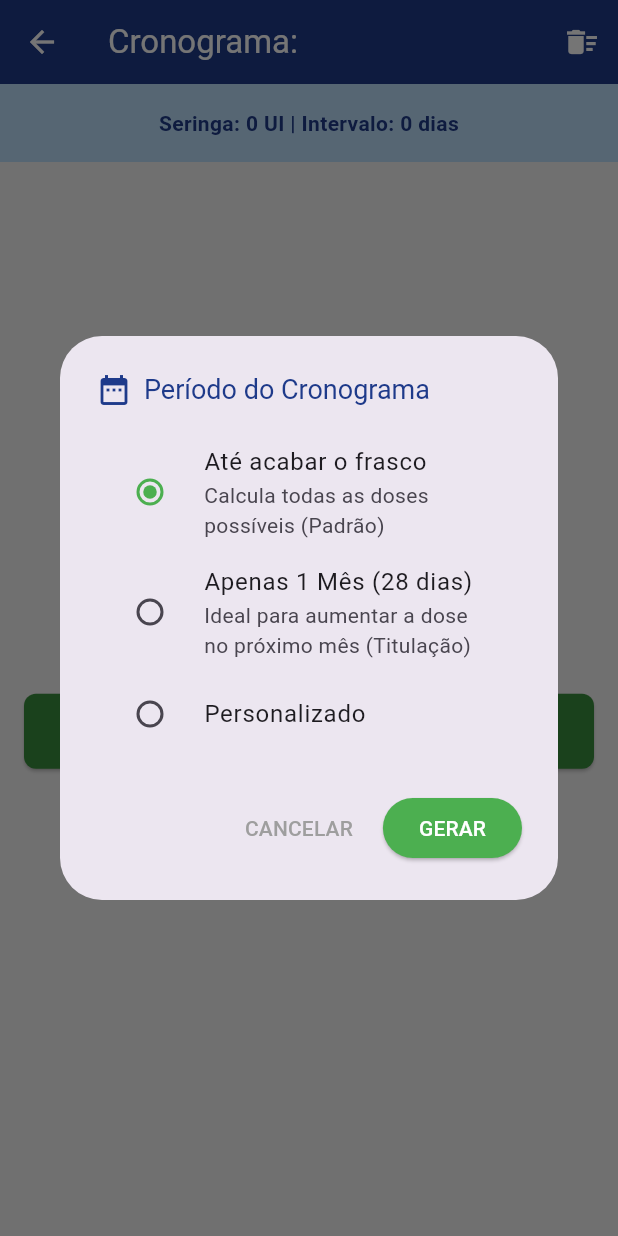
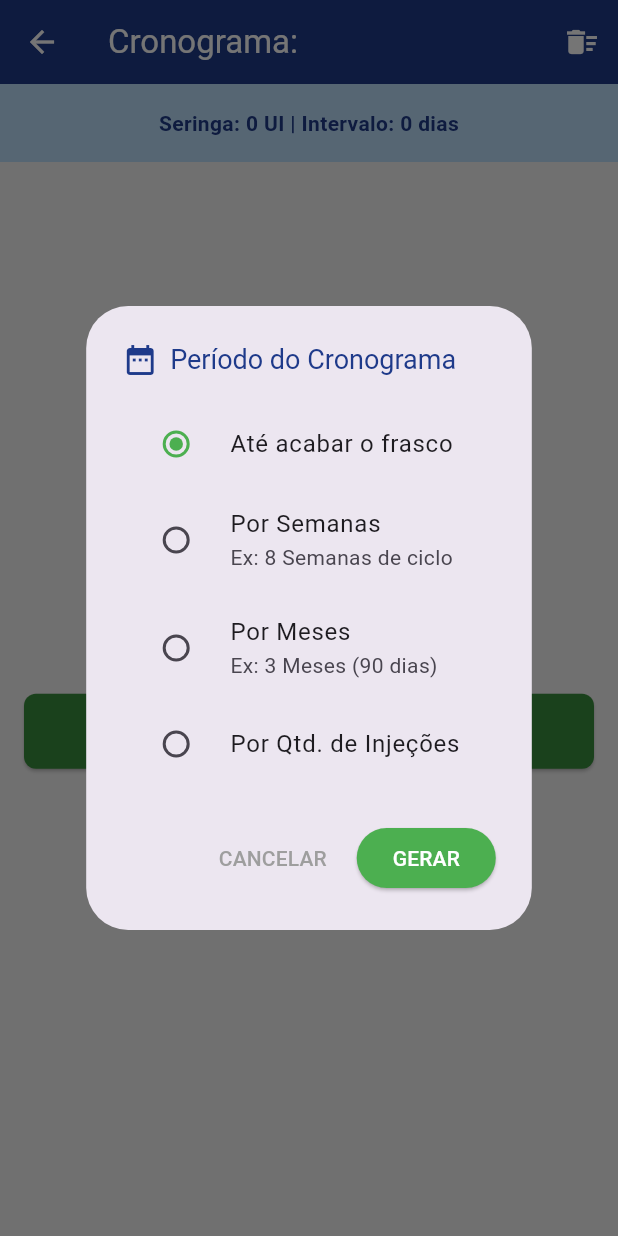
Before and after one commit to CodeVibeStudio/controle_injetaveis, a Flutter app: the CronogramaEcra screen opened directly with empty values, after a tap on "GERAR CRONOGRAMA", on a phone screen of 412 x 824 dp. Run offline on Flutter 3.47's test engine with Material 3 defaults, Android fonts, the phone set to English and light mode, and no system bars; our stand-ins replace flutter_local_notifications, flutter_timezone, supabase_flutter, timezone; accounts and stored records are empty.

Commit message:
Alteração dos ciclos para semanas e meses

```diff
--- a/lib/main.dart
+++ b/lib/main.dart
@@ -3049,7 +3049,7 @@ class _CronogramaEcraState extends State<CronogramaEcra> {
   }
 
   Future<void> _abrirDialogoGeracao() async {
-    int opcaoSelecionada = 0; // 0 = Tudo, 1 = 1 Mês, 2 = Personalizado
+    int opcaoSelecionada = 0; // 0=Tudo, 1=Semanas, 2=Meses, 3=Injeções
     final TextEditingController customCtrl = TextEditingController();
 
     // Captura o intervalo de dias do medicamento atual
@@ -3072,40 +3072,53 @@ class _CronogramaEcraState extends State<CronogramaEcra> {
                   ),
                 ],
               ),
-              content: Column(
+              content: SingleChildScrollView(
+                child: Column(
                   mainAxisSize: MainAxisSize.min,
                   children: [
                     RadioListTile<int>(
                       title: const Text('Até acabar o frasco'),
-                    subtitle: const Text(
-                      'Calcula todas as doses possíveis (Padrão)',
-                    ),
                       value: 0,
                       groupValue: opcaoSelecionada,
                       activeColor: Colors.green,
-                    onChanged: (val) =>
-                        setStateDialog(() => opcaoSelecionada = val!),
+                      onChanged: (val) => setStateDialog(() {
+                        opcaoSelecionada = val!;
+                        customCtrl.clear();
+                      }),
                     ),
                     RadioListTile<int>(
-                    title: const Text('Apenas 1 Mês (28 dias)'),
-                    subtitle: const Text(
-                      'Ideal para aumentar a dose no próximo mês (Titulação)',
-                    ),
+                      title: const Text('Por Semanas'),
+                      subtitle: const Text('Ex: 8 Semanas de ciclo'),
                       value: 1,
                       groupValue: opcaoSelecionada,
                       activeColor: Colors.orange,
-                    onChanged: (val) =>
-                        setStateDialog(() => opcaoSelecionada = val!),
+                      onChanged: (val) => setStateDialog(() {
+                        opcaoSelecionada = val!;
+                        customCtrl.clear();
+                      }),
                     ),
                     RadioListTile<int>(
-                    title: const Text('Personalizado'),
+                      title: const Text('Por Meses'),
+                      subtitle: const Text('Ex: 3 Meses (90 dias)'),
                       value: 2,
                       groupValue: opcaoSelecionada,
                       activeColor: Colors.blue,
-                    onChanged: (val) =>
-                        setStateDialog(() => opcaoSelecionada = val!),
-                  ),
-                  if (opcaoSelecionada == 2)
+                      onChanged: (val) => setStateDialog(() {
+                        opcaoSelecionada = val!;
+                        customCtrl.clear();
+                      }),
+                    ),
+                    RadioListTile<int>(
+                      title: const Text('Por Qtd. de Injeções'),
+                      value: 3,
+                      groupValue: opcaoSelecionada,
+                      activeColor: Colors.purple,
+                      onChanged: (val) => setStateDialog(() {
+                        opcaoSelecionada = val!;
+                        customCtrl.clear();
+                      }),
+                    ),
+                    if (opcaoSelecionada != 0)
                       Padding(
                         padding: const EdgeInsets.only(
                           left: 24,
@@ -3115,13 +3128,18 @@ class _CronogramaEcraState extends State<CronogramaEcra> {
                         child: TextField(
                           controller: customCtrl,
                           keyboardType: TextInputType.number,
-                        decoration: const InputDecoration(
-                          labelText: 'Quantidade de injeções',
-                          border: OutlineInputBorder(),
-                        ),
-                      ),
-                    ),
-                ],
+                          decoration: InputDecoration(
+                            labelText: opcaoSelecionada == 1
+                                ? 'Quantas semanas?'
+                                : (opcaoSelecionada == 2
+                                      ? 'Quantos meses?'
+                                      : 'Quantas injeções?'),
+                            border: const OutlineInputBorder(),
+                          ),
+                        ),
+                      ),
+                  ],
+                ),
               ),
               actions: [
                 TextButton(
@@ -3136,19 +3154,31 @@ class _CronogramaEcraState extends State<CronogramaEcra> {
                     backgroundColor: Colors.green,
                   ),
                   onPressed: () {
+                    int? limiteDeInjecoes;
+
+                    if (opcaoSelecionada != 0) {
+                      int valor = int.tryParse(customCtrl.text) ?? 0;
+                      if (valor <= 0)
+                        return; // Bloqueia se estiver vazio ou zero
+
+                      if (opcaoSelecionada == 1) {
+                        // Semanas -> converte para dias e divide pelo intervalo
+                        int totalDias = valor * 7;
+                        limiteDeInjecoes = (totalDias / intervaloDias).floor();
+                      } else if (opcaoSelecionada == 2) {
+                        // Meses -> converte para dias (aproximado 30) e divide
+                        int totalDias = valor * 30;
+                        limiteDeInjecoes = (totalDias / intervaloDias).floor();
+                      } else if (opcaoSelecionada == 3) {
+                        // Injeções exatas
+                        limiteDeInjecoes = valor;
+                      }
+
+                      // Garante que gera pelo menos 1 injeção se a matemática der zero
+                      if (limiteDeInjecoes == 0) limiteDeInjecoes = 1;
+                    }
+
                     Navigator.pop(ctx); // Fecha o pop-up
-                    int? limiteDeInjecoes;
-
-                    if (opcaoSelecionada == 1) {
-                      limiteDeInjecoes = (28 / intervaloDias).floor();
-                      if (limiteDeInjecoes == 0) limiteDeInjecoes = 1;
-                    } else if (opcaoSelecionada == 2) {
-                      limiteDeInjecoes = int.tryParse(customCtrl.text);
-                      if (limiteDeInjecoes == null || limiteDeInjecoes <= 0) {
-                        return;
-                      }
-                    }
-
                     gerarDoses(limite: limiteDeInjecoes);
                   },
                   child: const Text(
--- a/pubspec.yaml
+++ b/pubspec.yaml
@@ -1,7 +1,7 @@
 name: controle_injetaveis
 description: "A new Flutter project."
 publish_to: "none"
-version: 1.0.24+25
+version: 1.0.25+26
 
 environment:
   sdk: ^3.13.4
```
Lines whose indentation alone changed are shown as unchanged.
